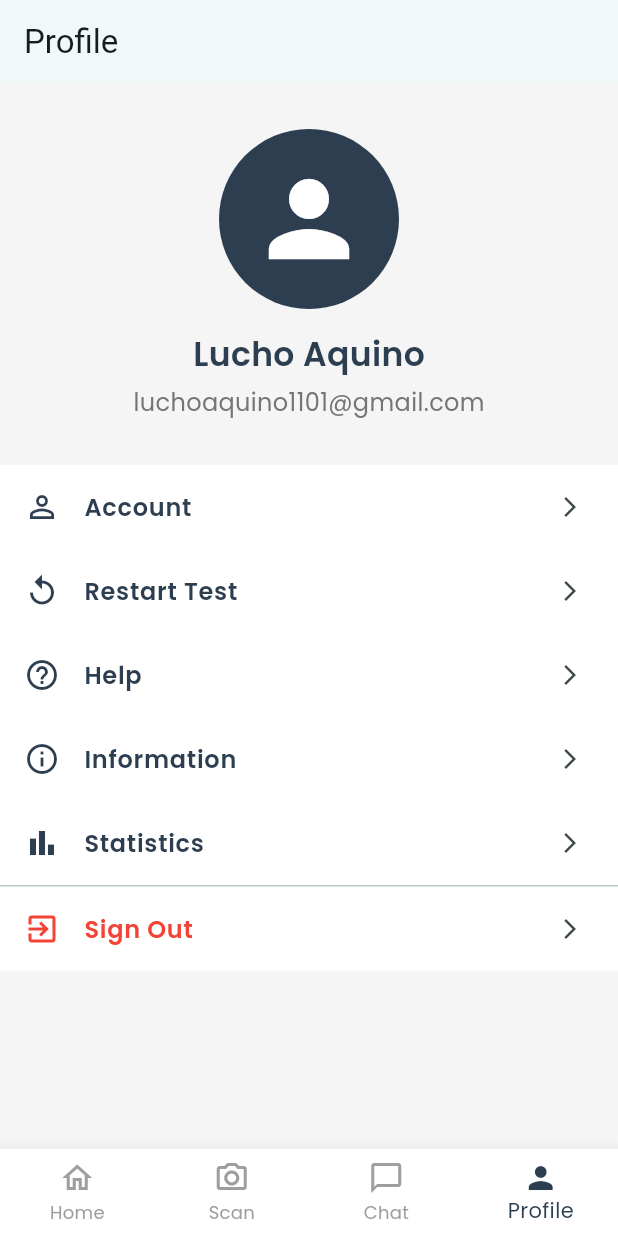
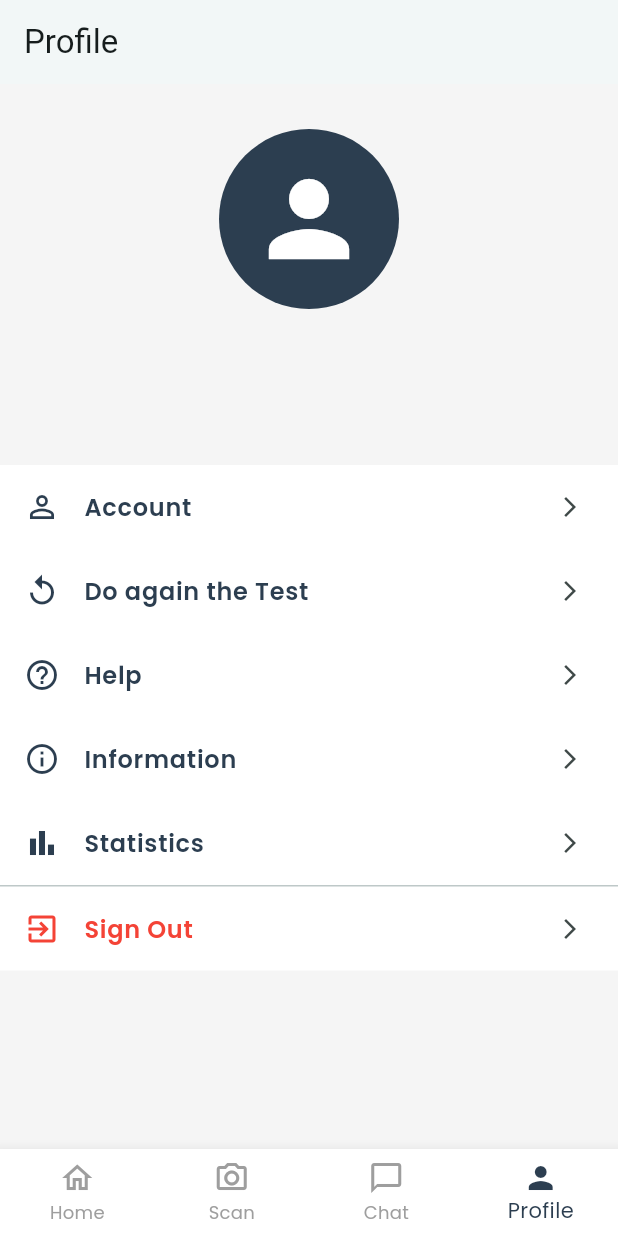
Before and after one commit to LuchoAquino/makla_app, a Flutter app: the screen it shows once a user with an empty profile is signed in, item 4 of the bottom bar chosen, after a tap on "Account", on a phone screen of 412 x 824 dp. Run offline on Flutter 3.47's test engine with Material 3 defaults, Android fonts, the light colour scheme and no system bars; our stand-ins replace camera, cloud_firestore, firebase_auth, firebase_core, google_fonts; accounts and stored records are empty.

Commit message:
feat/ store user data in firebase v1

```diff
--- a/lib/main.dart
+++ b/lib/main.dart
@@ -5,6 +5,8 @@ import 'package:makla_app/providers/auth_gate.dart';
 import 'package:makla_app/utils/app_theme.dart';
 import 'package:firebase_core/firebase_core.dart';
 import 'package:makla_app/firebase_options.dart';
+import 'package:makla_app/providers/db_user_provider.dart';
+import 'package:provider/provider.dart';
 
 Future<void> main() async {
   // Main function is Future because I'm working with async function
@@ -25,7 +27,13 @@ Future<void> main() async {
   });
 
   // Starts the Flutter app, Injects cameras into the widget tree
-  runApp(MyApp(cameras: cameras));
+  runApp(
+    // Wrap MyApp in MultiProvider
+    MultiProvider(
+      providers: [ChangeNotifierProvider(create: (_) => DbUserProvider())],
+      child: MyApp(cameras: cameras),
+    ),
+  );
 }
 
 class MyApp extends StatelessWidget {
--- a/lib/models/user_model.dart
+++ b/lib/models/user_model.dart
@@ -23,8 +23,9 @@ class UserModel {
     this.createdAt,
   });
 
-  // Convert UserModel to JSON for Firebase
+  // Convert UserModel to JSON for Firebase (from the App to Firebase (Store/update))
   Map<String, dynamic> toJson() {
+    // Firebase understands Map<String, dynamic>
     return {
       'name': name,
       'email': email,
@@ -39,19 +40,22 @@ class UserModel {
     };
   }
 
-  // Create UserModel from Firebase JSON
-  factory UserModel.fromJson(Map<String, dynamic> json, String id) {
+  // Create UserModel from Firebase JSON (from Firebase to the App)
+  factory UserModel.fromSnapshot(
+    DocumentSnapshot<Map<String, dynamic>> document,
+  ) {
+    final data = document.data()!;
     return UserModel(
-      id: id,
-      name: json['name'] ?? '',
-      email: json['email'] ?? '',
-      age: json['age'] ?? 0,
-      weight: (json['weight'] ?? 0).toDouble(),
-      height: (json['height'] ?? 0).toDouble(),
-      gender: json['gender'] ?? '',
-      goal: json['goal'] ?? '',
-      createdAt: json['createdAt'] != null
-          ? (json['createdAt'] as Timestamp).toDate()
+      id: document.id,
+      name: data['name'] ?? '',
+      email: data['email'] ?? '',
+      age: data['age'] ?? 0,
+      weight: (data['weight'] ?? 0).toDouble(),
+      height: (data['height'] ?? 0).toDouble(),
+      gender: data['gender'] ?? '',
+      goal: data['goal'] ?? '',
+      createdAt: data['createdAt'] != null
+          ? (data['createdAt'] as Timestamp).toDate()
           : null,
     );
   }
--- a/lib/providers/auth_gate.dart
+++ b/lib/providers/auth_gate.dart
@@ -1,4 +1,3 @@
-import 'package:firebase_auth/firebase_auth.dart';
 import 'package:flutter/material.dart';
 import 'package:makla_app/providers/auth_provider.dart';
 import 'package:makla_app/screens/loading_screen.dart';
--- /dev/null
+++ b/lib/providers/db_user_provider.dart
@@ -0,0 +1,63 @@
+import 'package:flutter/material.dart';
+import 'package:cloud_firestore/cloud_firestore.dart';
+import '../models/user_model.dart';
+
+// Store, Fetch, Update user data in Firestore
+class DbUserProvider extends ChangeNotifier {
+  // Instance of Firestore
+  final _db = FirebaseFirestore.instance;
+
+  UserModel? _userCurrent; // Currently logged-in user
+  // Allow read access, it is a function (defined by get) that returns _userCurrent:
+  UserModel? get userCurrent => _userCurrent;
+
+  bool _isLoading = false;
+  bool get isLoading => _isLoading;
+
+  // 1. CREATE USER (Call this after SignUp)
+
+  // 1. CREATE USER (Call this after SignUp)
+  Future<void> saveNewUser(UserModel userCurrent) async {
+    try {
+      _isLoading = true; // Start loading state
+      notifyListeners(); // Notify listeners about state change
+
+      // We use the Auth ID (uid) as the Document ID
+      await _db
+          .collection("users")
+          .doc(userCurrent.id)
+          .set(userCurrent.toJson());
+
+      _userCurrent = userCurrent; // Save locally
+    } catch (e) {
+      debugPrint("Error saving user: $e");
+    } finally {
+      // Always executed, even if there was an error
+      _isLoading = false;
+      notifyListeners();
+    }
+  }
+
+  // 2. GET USER (Call this in MainScreen)
+  Future<void> getUserData(String uid) async {
+    try {
+      _isLoading = true;
+      notifyListeners();
+
+      DocumentSnapshot<Map<String, dynamic>> snapshot = await _db
+          .collection("users")
+          .doc(uid)
+          .get();
+
+      if (snapshot.exists) {
+        // Convert JSON to UserModel using your code
+        _userCurrent = UserModel.fromSnapshot(snapshot);
+      }
+    } catch (e) {
+      debugPrint("Error fetching user: $e");
+    } finally {
+      _isLoading = false;
+      notifyListeners();
+    }
+  }
+}
--- a/lib/screens/home_screen.dart
+++ b/lib/screens/home_screen.dart
@@ -8,7 +8,7 @@ class HomeScreen extends StatelessWidget {
   @override
   Widget build(BuildContext context) {
     // Dummy user name
-    const String userName = 'Lucho';
+    const String userName = 'Luis';
 
     return Scaffold(
       body: SafeArea(
--- a/lib/screens/profile_screen.dart
+++ b/lib/screens/profile_screen.dart
@@ -1,6 +1,9 @@
 import 'package:camera/camera.dart';
+import 'package:firebase_auth/firebase_auth.dart'; // To get the current UID
 import 'package:flutter/material.dart';
+import 'package:provider/provider.dart'; // To listen to the database
 import 'package:makla_app/providers/auth_provider.dart';
+import 'package:makla_app/providers/db_user_provider.dart'; // Your Logic Layer
 import 'package:makla_app/screens/loading_screen.dart';
 import 'package:makla_app/utils/app_theme.dart';
 
@@ -15,11 +18,20 @@ class ProfileScreen extends StatefulWidget {
 
 class _ProfileScreenState extends State<ProfileScreen> {
   @override
+  void initState() {
+    super.initState();
+    // TRIGGER: When the screen opens, fetch the user data
+    // We use 'addPostFrameCallback' to ensure the BuildContext is ready
+    WidgetsBinding.instance.addPostFrameCallback((_) {
+      final uid = FirebaseAuth.instance.currentUser?.uid;
+      if (uid != null) {
+        Provider.of<DbUserProvider>(context, listen: false).getUserData(uid);
+      }
+    });
+  }
+
+  @override
   Widget build(BuildContext context) {
-    // Dummy user data
-    const String userName = 'Lucho Aquino';
-    const String userEmail = 'luchoaquino1101@gmail.com';
-
     return Scaffold(
       appBar: AppBar(
         title: const Text('Profile'),
@@ -27,7 +39,24 @@ class _ProfileScreenState extends State<ProfileScreen> {
         elevation: 1,
       ),
       backgroundColor: AppColors.lightGrey,
-      body: SingleChildScrollView(
+      // CONSUMER: Listens to DBProvider. If it updates, this part redraws.
+      body: Consumer<DbUserProvider>(
+        builder: (context, dbProvider, child) {
+          // 1. Loading State
+          if (dbProvider.isLoading) {
+            return const Center(child: CircularProgressIndicator());
+          }
+
+          // 2. Data is Ready
+          final user = dbProvider.userCurrent;
+
+          // Safety check (in case data is null for some reason)
+          if (user == null) {
+            return const Center(child: Text("User info not found"));
+          }
+
+          // 3. Show Real Data
+          return SingleChildScrollView(
             child: Column(
               children: [
                 const SizedBox(height: 30),
@@ -37,21 +66,25 @@ class _ProfileScreenState extends State<ProfileScreen> {
                   child: Icon(Icons.person, size: 80, color: AppColors.white),
                 ),
                 const SizedBox(height: 15),
-            Text(userName, style: AppTextStyles.subtitle),
+                // REAL NAME
+                Text(user.name, style: AppTextStyles.subtitle),
                 const SizedBox(height: 5),
+                // REAL EMAIL
                 Text(
-              userEmail,
+                  user.email,
                   style: AppTextStyles.body.copyWith(color: Colors.grey[600]),
                 ),
                 const SizedBox(height: 30),
-            _buildProfileMenu(),
+                _buildProfileMenu(context),
               ],
             ),
+          );
+        },
       ),
     );
   }
 
-  Widget _buildProfileMenu() {
+  Widget _buildProfileMenu(BuildContext context) {
     return Container(
       color: AppColors.white,
       child: Column(
@@ -59,11 +92,13 @@ class _ProfileScreenState extends State<ProfileScreen> {
           _buildMenuItem(
             icon: Icons.person_outline,
             title: 'Account',
-            onTap: () {},
+            onTap: () {
+              // TODO: Navigate to Edit Profile Screen
+            },
           ),
           _buildMenuItem(
             icon: Icons.replay,
-            title: 'Restart Test',
+            title: 'Do again the Test',
             onTap: () {},
           ),
           _buildMenuItem(icon: Icons.help_outline, title: 'Help', onTap: () {}),
--- a/pubspec.yaml
+++ b/pubspec.yaml
@@ -39,6 +39,8 @@ dependencies:
   camera: ^0.11.3
   firebase_core: ^4.3.0
   firebase_auth: ^6.1.3
+  cloud_firestore: ^6.1.1
+  provider: ^6.1.5+1
 
 dev_dependencies:
   flutter_test:
```
Also changed, not shown: lib/screens/login_screen.dart (+36 -2 lines), pubspec.lock, 3 other files. Lines whose indentation alone changed are shown as unchanged.
